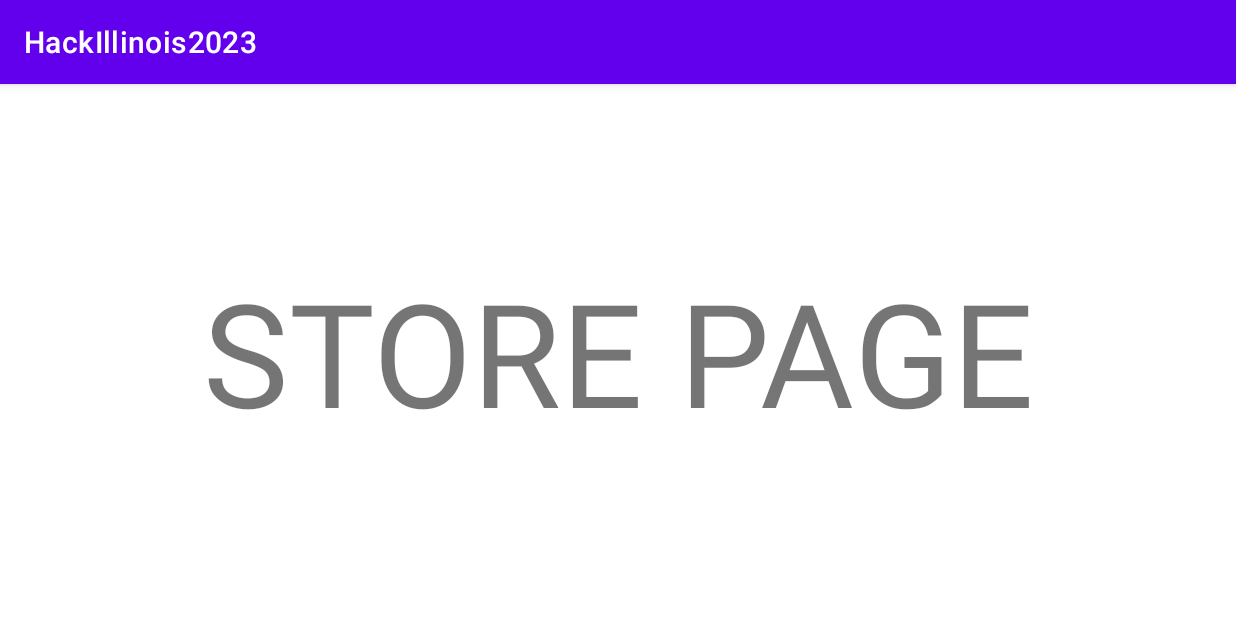
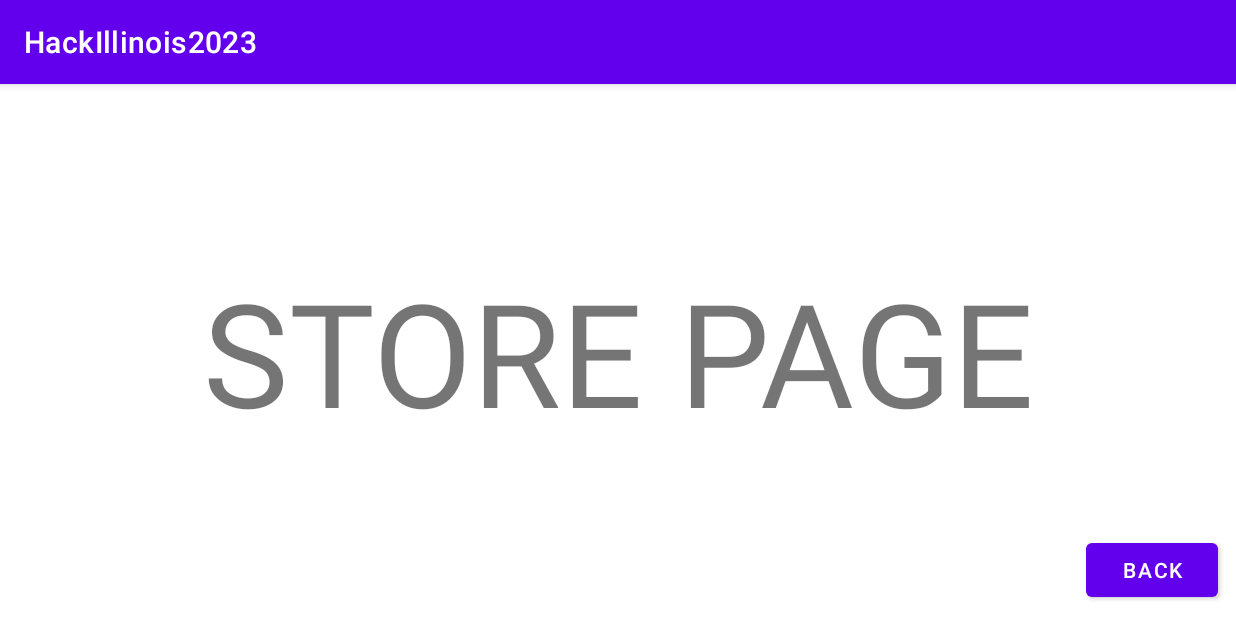
Before and after one commit to CelestaI/HackIllinois2023, an Android app: the HomeScreenActivity screen opened directly, with no data from a screen before it, after a tap on "STORE", on a phone screen of 824 x 412 dp (held sideways). Run offline under Robolectric (Android 15) with nearby library versions, the phone set to English and light mode, and no system bars.

Commit message:
Level Number is now remembered throughout activities

```diff
--- a/app/src/main/java/com/example/hackillinois2023/HomeScreenActivity.java
+++ b/app/src/main/java/com/example/hackillinois2023/HomeScreenActivity.java
@@ -19,7 +19,22 @@ public class HomeScreenActivity extends AppCompatActivity {
         setContentView(R.layout.activity_home_screen);
     }
 
+    @Override
+    protected void onStart() {
+        super.onStart();
+
+        /* Updates the player's current level so it isn't always reset to Level 1 */
+        Bundle extras = getIntent().getExtras();
+        if (extras != null) {
+            String newLevelNumber = extras.getString("Level Number");
+            Log.i("TestOutput", newLevelNumber);
+            TextView levelSelector = (TextView) findViewById(R.id.levelNumber);
+            levelSelector.setText(newLevelNumber);
+        }
+    }
+
     /* Increases the current level */
+    /* TODO: Add a level cap based on how many levels a user has cleared */
     public void nextLevelOnClick(View v) {
         TextView levelSelector = (TextView) findViewById(R.id.levelNumber);
         String currentLevel = levelSelector.getText().toString();
@@ -28,24 +43,31 @@ public class HomeScreenActivity extends AppCompatActivity {
         levelSelector.setText(Integer.toString(newLevel));
     }
 
-    /* Decreases the current level */
+    /* Decreases the current level down to a minimum of Level 1 */
     public void prevLevelOnClick(View v) {
         TextView levelSelector = (TextView) findViewById(R.id.levelNumber);
         String currentLevel = levelSelector.getText().toString();
         int levelNumber = Integer.parseInt(currentLevel);
         int newLevel = levelNumber - 1;
+        if (newLevel <= 0) {
+            newLevel = 1;
+        }
         levelSelector.setText(Integer.toString(newLevel));
     }
 
     /* Moves to the Store Page Activity */
     public void storeOnClick(View v){
+        TextView levelNumberTextView = (TextView) findViewById(R.id.levelNumber);
         Intent intent = new Intent(this, StoreActivity.class);
+        intent.putExtra("Level Number", levelNumberTextView.getText().toString());
         startActivity(intent);
     }
 
     /* Moves to the Game Page Activity */
     public void playOnClick(View v){
+        TextView levelNumberTextView = (TextView) findViewById(R.id.levelNumber);
         Intent intent = new Intent(this, GameActivity.class);
+        intent.putExtra("Level Number", levelNumberTextView.getText().toString());
         startActivity(intent);
     }
 
--- a/app/src/main/java/com/example/hackillinois2023/StoreActivity.java
+++ b/app/src/main/java/com/example/hackillinois2023/StoreActivity.java
@@ -2,13 +2,32 @@ package com.example.hackillinois2023;
 
 import androidx.appcompat.app.AppCompatActivity;
 
+import android.content.Intent;
 import android.os.Bundle;
+import android.util.Log;
+import android.view.View;
 
 public class StoreActivity extends AppCompatActivity {
+    /* Creates a global level variable to save which level the player's current level */
+    public static String savedLevelNumber = "1";
 
     @Override
     protected void onCreate(Bundle savedInstanceState) {
         super.onCreate(savedInstanceState);
         setContentView(R.layout.activity_store);
+
+        /* Gets the saved level information from the Home Screen Activity */
+        Bundle extras = getIntent().getExtras();
+        if (extras != null) {
+            String newLevelNumber = extras.getString("Level Number");
+            savedLevelNumber = newLevelNumber;
+        }
+    }
+
+    /* Moves back to the Home Screen Activity */
+    public void backOnClick(View v){
+        Intent intent = new Intent(this, HomeScreenActivity.class);
+        intent.putExtra("Level Number", savedLevelNumber);
+        startActivity(intent);
     }
 }
--- a/app/src/main/res/layout/activity_store.xml
+++ b/app/src/main/res/layout/activity_store.xml
@@ -16,4 +16,15 @@
         app:layout_constraintEnd_toEndOf="parent"
         app:layout_constraintTop_toTopOf="parent"
         app:layout_constraintBottom_toBottomOf="parent" />
+
+    <Button
+        android:id="@+id/back_button"
+        android:layout_width="wrap_content"
+        android:layout_height="wrap_content"
+        android:text="@string/back_button"
+        android:onClick="backOnClick"
+        android:layout_marginBottom="8dp"
+        android:layout_marginEnd="12dp"
+        app:layout_constraintEnd_toEndOf="parent"
+        app:layout_constraintBottom_toBottomOf="parent" />
 </androidx.constraintlayout.widget.ConstraintLayout>
--- a/app/src/main/res/values/strings.xml
+++ b/app/src/main/res/values/strings.xml
@@ -21,5 +21,9 @@
     <string name="previous_level">Previous Level</string>
 
     <!-- Strings used for the Game Activity -->
-    <string name="start_instructions">Game Instructions</string>
+    <string name="start_instructions">Start Game Instructions</string>
+    <string name="end_game">End Game Stats</string>
+
+    <!-- Strings used for the Store Activity -->
+    <string name="back_button">Back</string>
 </resources>
```
Also changed, not shown: app/src/main/java/com/example/hackillinois2023/GameActivity.java (+45 -0 lines), app/src/main/res/layout/activity_game.xml (+27 -0 lines).
